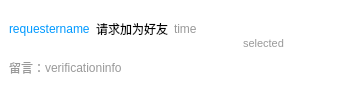
This is friendnoticeitem.ui in 2926163840/qq-client as Qt 5 draws it before an edit. The edited form follows.
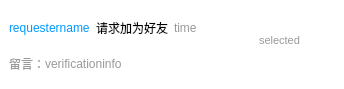
This is the edited form. Icons and pictures are not drawn.

```diff
--- a/friendnoticeitem.ui
+++ b/friendnoticeitem.ui
@@ -6,8 +6,8 @@
    <rect>
     <x>0</x>
     <y>0</y>
-    <width>350</width>
-    <height>96</height>
+    <width>344</width>
+    <height>89</height>
    </rect>
   </property>
   <property name="windowTitle">
@@ -262,7 +262,20 @@
         <number>0</number>
        </property>
        <item>
-        <widget class="QComboBox" name="select"/>
+        <widget class="QComboBox" name="select">
+         <property name="minimumSize">
+          <size>
+           <width>60</width>
+           <height>30</height>
+          </size>
+         </property>
+         <property name="maximumSize">
+          <size>
+           <width>60</width>
+           <height>30</height>
+          </size>
+         </property>
+        </widget>
        </item>
       </layout>
      </widget>
@@ -282,6 +295,18 @@
        </property>
        <item>
         <widget class="QLabel" name="selected">
+         <property name="minimumSize">
+          <size>
+           <width>60</width>
+           <height>30</height>
+          </size>
+         </property>
+         <property name="maximumSize">
+          <size>
+           <width>60</width>
+           <height>30</height>
+          </size>
+         </property>
          <property name="font">
           <font>
            <pointsize>8</pointsize>
```
